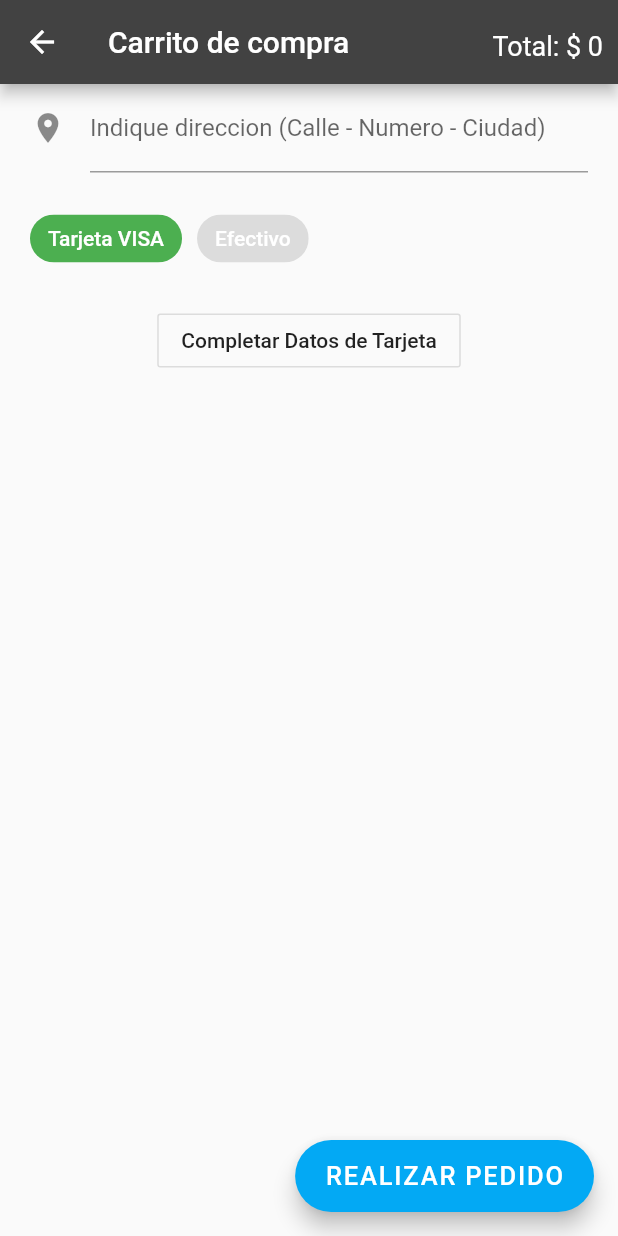
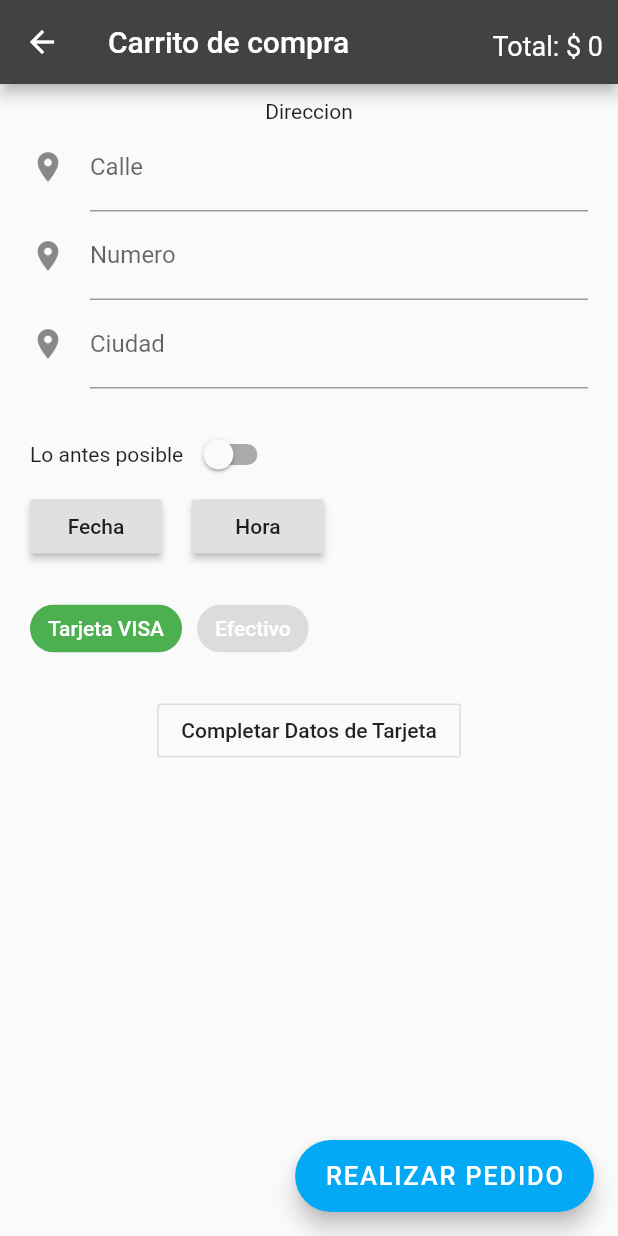
Before and after one commit to krupikivan/implementacionUS, a Flutter app: the CartPage screen opened directly, on a phone screen of 412 x 824 dp. Run offline on Flutter 3.47's test engine with Material 2 defaults, Android fonts, the phone set to English and light mode, and no system bars.

Commit message:
ultimos cambios

```diff
--- a/lib/cart_page.dart
+++ b/lib/cart_page.dart
@@ -1,10 +1,10 @@
 import 'package:flutter/material.dart';
 import 'package:flutter/services.dart';
 import 'package:provider/provider.dart';
-import 'package:flutter/services.dart';
 import 'package:realizarPedido/input_fortmat.dart';
 import 'package:realizarPedido/payment.dart';
 import 'cart_provider.dart';
+import 'package:intl/intl.dart';
 
 class CartPage extends StatefulWidget {
   const CartPage({Key key}) : super(key: key);
@@ -26,10 +26,14 @@ class _CartPageState extends State<CartPage> {
   var _autoValidate = false;
   var _card = PaymentCard();
   bool showCredit;
+  bool loAntesPosible;
+  DateTime selectedDate;
+  TimeOfDay selectedTime;
   @override
   void initState() {
     super.initState();
     showCredit = false;
+    loAntesPosible = false;
     _paymentCard.type = CardType.Others;
     numberController.addListener(_getCardTypeFrmNumber);
   }
@@ -52,13 +56,102 @@ class _CartPageState extends State<CartPage> {
         child: ListView(
           children: [
             Padding(
-              padding: const EdgeInsets.symmetric(horizontal: 20),
+              padding: const EdgeInsets.symmetric(vertical: 10, horizontal: 20),
               child: Column(children: [
+                Text("Direccion"),
                 TextField(
                   decoration: InputDecoration(
-                      icon: Icon(Icons.location_on),
-                      labelText: 'Indique direccion (Calle - Numero - Ciudad)'),
+                    icon: Icon(Icons.location_on),
+                    labelText: 'Calle',
+                  ),
                   controller: _dirContr,
+                ),
+                TextField(
+                  decoration: InputDecoration(
+                      icon: Icon(Icons.location_on), labelText: 'Numero'),
+                  inputFormatters: <TextInputFormatter>[
+                    FilteringTextInputFormatter.digitsOnly
+                  ],
+                  keyboardType: TextInputType.numberWithOptions(
+                    decimal: false,
+                    signed: false,
+                  ),
+                  controller: _dirContr,
+                ),
+                TextField(
+                  decoration: InputDecoration(
+                      icon: Icon(Icons.location_on), labelText: 'Ciudad'),
+                  controller: _dirContr,
+                ),
+                SizedBox(height: 20),
+                Column(
+                  crossAxisAlignment: CrossAxisAlignment.start,
+                  children: [
+                    Row(
+                      children: [
+                        Text("Lo antes posible "),
+                        Switch(
+                          value: loAntesPosible,
+                          onChanged: (val) =>
+                              setState(() => loAntesPosible = val),
+                        ),
+                      ],
+                    ),
+                    Row(
+                      children: [
+                        loAntesPosible
+                            ? SizedBox()
+                            : RaisedButton(
+                                child: Text(selectedDate == null
+                                    ? 'Fecha'
+                                    : DateFormat('dd/MM/yy')
+                                        .format(selectedDate)
+                                        .toString()),
+                                onPressed: () async {
+                                  DateTime date = await showDatePicker(
+                                      context: context,
+                                      initialDate:
+                                          selectedDate ?? DateTime.now(),
+                                      firstDate: DateTime.now(),
+                                      lastDate:
+                                          DateTime(DateTime.now().year + 1));
+                                  if (date != null)
+                                    setState(() {
+                                      selectedDate = date;
+                                    });
+                                },
+                              ),
+                        SizedBox(
+                          width: 20,
+                        ),
+                        loAntesPosible
+                            ? SizedBox()
+                            : RaisedButton(
+                                child: Text(selectedTime == null
+                                    ? 'Hora'
+                                    : DateFormat('HH:mm')
+                                        .format(DateTime(
+                                            DateTime.now().year,
+                                            DateTime.now().month,
+                                            DateTime.now().day,
+                                            selectedTime.hour,
+                                            selectedTime.minute))
+                                        .toString()),
+                                onPressed: () async {
+                                  TimeOfDay time = await showTimePicker(
+                                    context: context,
+                                    initialTime:
+                                        selectedTime ?? TimeOfDay.now(),
+                                  );
+                                  if (time != null)
+                                    setState(() {
+                                      selectedTime = time;
+                                    });
+                                },
+                              )
+                      ],
+                    )
+                  ],
                 ),
                 SizedBox(height: 20),
                 Row(
@@ -96,10 +189,7 @@ class _CartPageState extends State<CartPage> {
                           children: cart.items
                               .map((e) => ListTile(
                                     title: Text(e.name),
-                                    leading: GestureDetector(
-                                        onTap: () => cart.add(e),
-                                        child:
-                                            Icon(Icons.remove_circle_outline)),
+                                    trailing: Text('\$${e.precio.toString()}'),
                                   ))
                               .toList(),
                         ),
@@ -127,7 +217,7 @@ class _CartPageState extends State<CartPage> {
       child: Form(
           key: _formKey,
           autovalidate: _autoValidate,
-          child: ListView(
+          child: Column(
             children: <Widget>[
               SizedBox(
                 height: 20.0,
--- a/lib/cart_provider.dart
+++ b/lib/cart_provider.dart
@@ -9,7 +9,13 @@ class CartProvider with ChangeNotifier {
 
   UnmodifiableListView<Item> get items => UnmodifiableListView(_items);
 
-  int get totalPrice => _items.length * 40;
+  int get totalPrice {
+    int precio = 0;
+    _items.forEach((element) {
+      precio += element.precio;
+    });
+    return precio;
+  }
 
   bool _efectivo = false;
 
--- a/lib/item.dart
+++ b/lib/item.dart
@@ -1,6 +1,7 @@
 class Item {
   final id;
   final name;
+  final precio;
 
-  Item({this.id, this.name});
+  Item({this.id, this.name, this.precio});
 }
--- a/pubspec.yaml
+++ b/pubspec.yaml
@@ -24,7 +24,7 @@ dependencies:
   flutter:
     sdk: flutter
   provider: ^4.3.2+1
-
+  intl:
   # The following adds the Cupertino Icons font to your application.
   # Use with the CupertinoIcons class for iOS style icons.
   cupertino_icons: ^0.1.3
```
Also changed, not shown: lib/item_list.dart (+10 -10 lines), pubspec.lock.
